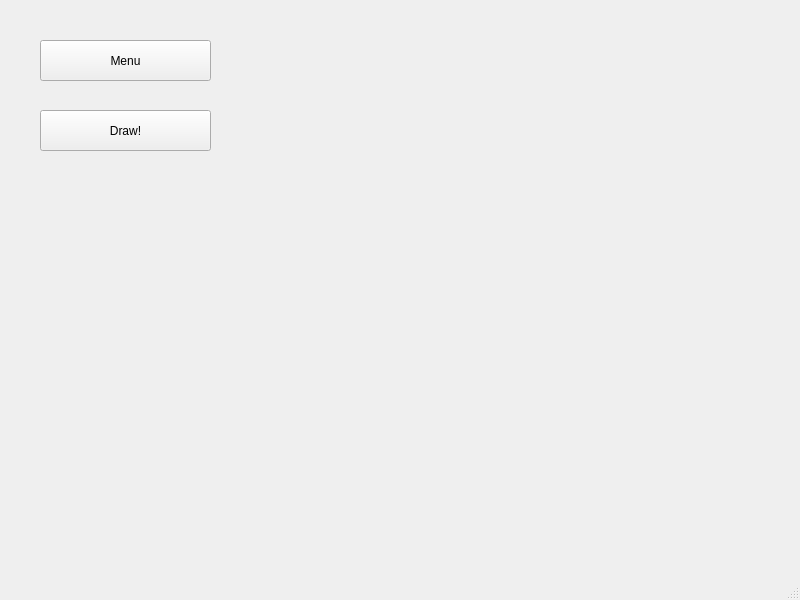
This is doodleBob.ui in laurenduffitt/finalProject_juniorDesign as Qt 5 draws it before an edit. The edited form follows.
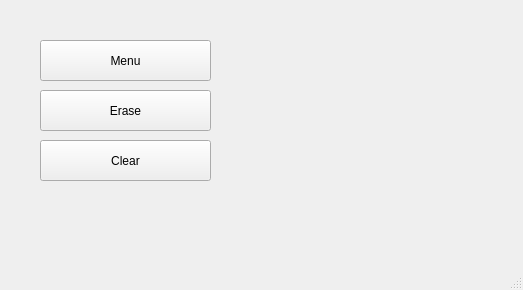
This is the edited form.

Commit message: added clear and erase

Patch:
```diff
--- a/doodleBob.ui
+++ b/doodleBob.ui
@@ -6,25 +6,14 @@
    <rect>
     <x>0</x>
     <y>0</y>
-    <width>800</width>
-    <height>600</height>
+    <width>523</width>
+    <height>290</height>
    </rect>
   </property>
   <property name="windowTitle">
    <string>MainWindow</string>
   </property>
   <widget class="QWidget" name="centralwidget">
-   <widget class="QWidget" name="gridLayoutWidget_2">
-    <property name="geometry">
-     <rect>
-      <x>590</x>
-      <y>30</y>
-      <width>161</width>
-      <height>191</height>
-     </rect>
-    </property>
-    <layout class="QGridLayout" name="gridLayout_2"/>
-   </widget>
    <widget class="QPushButton" name="menu">
     <property name="geometry">
      <rect>
@@ -38,24 +27,11 @@
      <string>Menu</string>
     </property>
    </widget>
-   <widget class="QPushButton" name="draw">
-    <property name="geometry">
-     <rect>
-      <x>40</x>
-      <y>110</y>
-      <width>171</width>
-      <height>41</height>
-     </rect>
-    </property>
-    <property name="text">
-     <string>Draw!</string>
-    </property>
-   </widget>
    <widget class="QLabel" name="currColor">
     <property name="geometry">
      <rect>
-      <x>260</x>
-      <y>90</y>
+      <x>280</x>
+      <y>40</y>
       <width>251</width>
       <height>141</height>
      </rect>
@@ -64,6 +40,32 @@
      <string/>
     </property>
    </widget>
+   <widget class="QPushButton" name="clearPush">
+    <property name="geometry">
+     <rect>
+      <x>40</x>
+      <y>140</y>
+      <width>171</width>
+      <height>41</height>
+     </rect>
+    </property>
+    <property name="text">
+     <string>Clear</string>
+    </property>
+   </widget>
+   <widget class="QPushButton" name="erasePush">
+    <property name="geometry">
+     <rect>
+      <x>40</x>
+      <y>90</y>
+      <width>171</width>
+      <height>41</height>
+     </rect>
+    </property>
+    <property name="text">
+     <string>Erase</string>
+    </property>
+   </widget>
   </widget>
   <widget class="QMenuBar" name="menubar">
    <property name="geometry">
```
Left out of the diff: 2 changed lines with no effect on the pictures. The commit also changes 1 other file.
